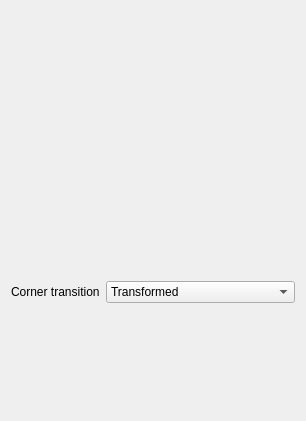
This is src/Mod/PartDesign/Gui/TaskPipeParameters.ui in sean-de-courcy/FreeCAD as Qt 5 draws it before an edit. The edited form follows.
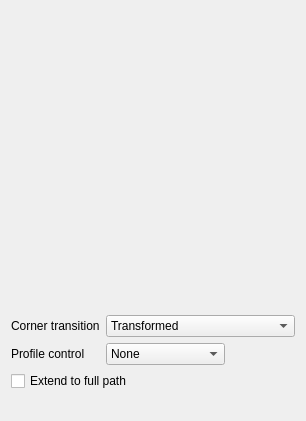
This is the edited form.

Commit message: PartDesign Pipe as Onshape's Sweep, slice 1 (ops#640, decision 344)

Patch:
```diff
--- a/src/Mod/PartDesign/Gui/TaskPipeParameters.ui
+++ b/src/Mod/PartDesign/Gui/TaskPipeParameters.ui
@@ -20,6 +20,9 @@
    <item>
     <widget class="QWidget" name="spineFieldPlaceholder" native="true"/>
    </item>
+   <item>
+    <widget class="QWidget" name="spineMoreFieldPlaceholder" native="true"/>
+   </item>
    <item>
     <layout class="QFormLayout" name="formLayout">
      <property name="fieldGrowthPolicy">
@@ -57,6 +60,45 @@
        </item>
       </widget>
      </item>
+     <item row="1" column="0">
+      <widget class="QLabel" name="labelProfileControl">
+       <property name="text">
+        <string>Profile control</string>
+       </property>
+      </widget>
+     </item>
+     <item row="1" column="1">
+      <widget class="QComboBox" name="comboBoxProfileControl">
+       <property name="toolTip">
+        <string>None: the profile turns with the path. Keep orientation: it keeps its orientation. Advanced: the Orientation panel's mode decides.</string>
+       </property>
+       <item>
+        <property name="text">
+         <string>None</string>
+        </property>
+       </item>
+       <item>
+        <property name="text">
+         <string>Keep orientation</string>
+        </property>
+       </item>
+       <item>
+        <property name="text">
+         <string>Advanced</string>
+        </property>
+       </item>
+      </widget>
+     </item>
+     <item row="2" column="0" colspan="2">
+      <widget class="QCheckBox" name="checkBoxExtendToFullPath">
+       <property name="text">
+        <string>Extend to full path</string>
+       </property>
+       <property name="toolTip">
+        <string>A profile in the middle of the path sweeps both ways along all of it</string>
+       </property>
+      </widget>
+     </item>
     </layout>
    </item>
   </layout>
```
Left out of the diff: 2 changed lines with no effect on the pictures. The commit also changes 7 other files.
